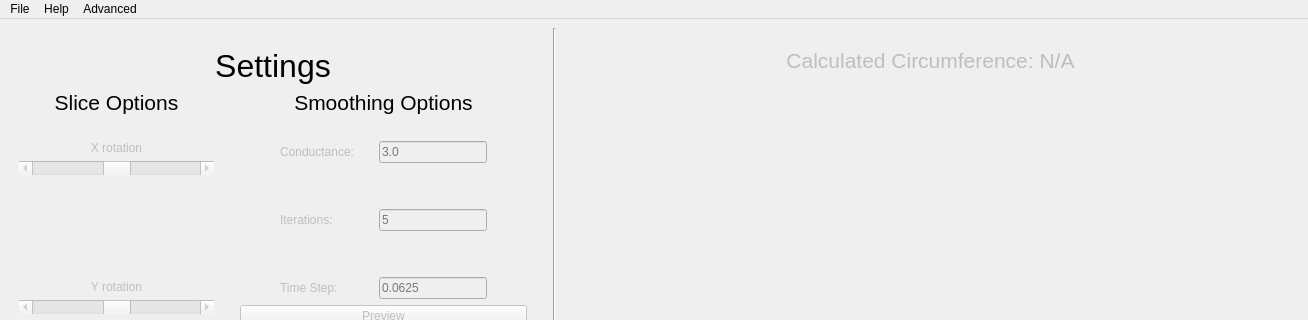
The window that src/GUI/mainwindow.ui (NIRALUser/NeuroRuler) describes before a commit, drawn with Qt 5; both pictures show x 0 to 1308 and y 0 to 320 of the 1308 by 864 pixel window.
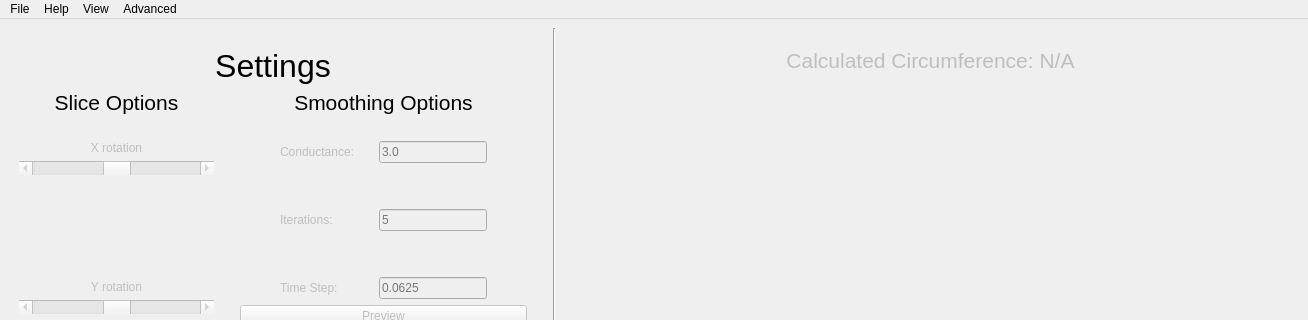
The same window after the commit.

Diff of the .ui file:
```diff
--- a/src/GUI/mainwindow.ui
+++ b/src/GUI/mainwindow.ui
@@ -1077,8 +1077,15 @@
     <addaction name="action_print_direction"/>
     <addaction name="action_print_spacing"/>
    </widget>
+   <widget class="QMenu" name="menuView">
+    <property name="title">
+     <string>View</string>
+    </property>
+    <addaction name="action_show_credits"/>
+   </widget>
    <addaction name="menu_file"/>
    <addaction name="menu_help"/>
+   <addaction name="menuView"/>
    <addaction name="menu_debug"/>
   </widget>
   <widget class="QStatusBar" name="statusbar"/>
```
Left out of the diff: 12 changed lines with no effect on the pictures.
